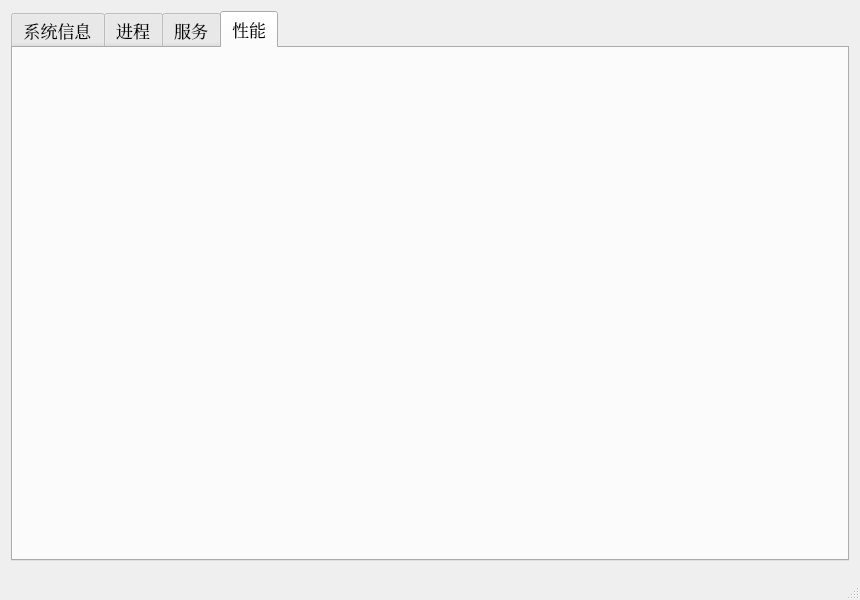
This is taskManager/mainwindow.ui in caoyuchao/taskManager as Qt 5 draws it before an edit. The edited form follows.
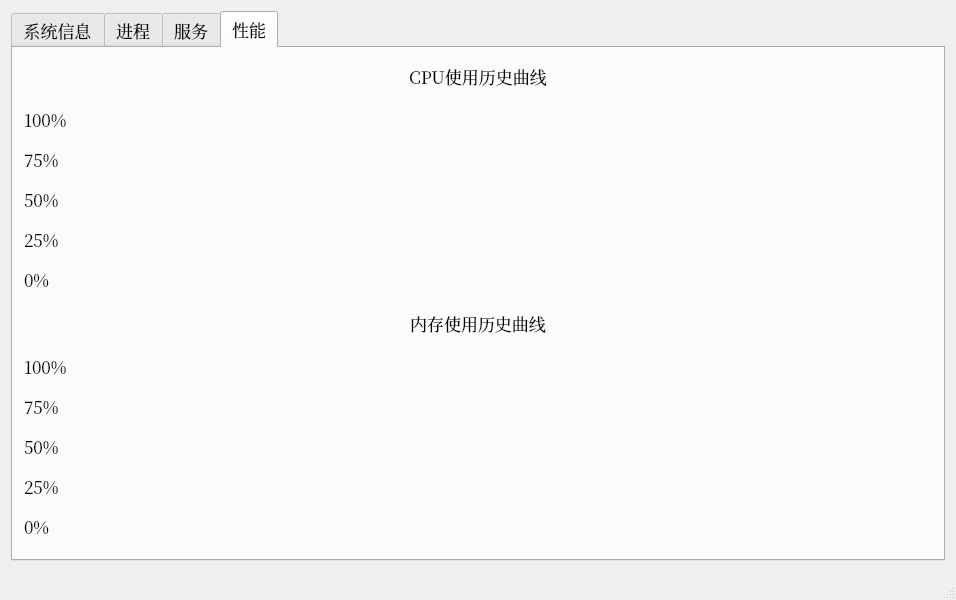
This is the edited form. The open tabs and pages were chosen to show the change.

The edit to the form file:
```diff
--- a/taskManager/mainwindow.ui
+++ b/taskManager/mainwindow.ui
@@ -6,7 +6,7 @@
    <rect>
     <x>0</x>
     <y>0</y>
-    <width>860</width>
+    <width>954</width>
     <height>600</height>
    </rect>
   </property>
@@ -323,6 +323,296 @@
          <attribute name="title">
           <string>性能</string>
          </attribute>
+         <layout class="QGridLayout" name="gridLayout_3">
+          <item row="0" column="0">
+           <layout class="QVBoxLayout" name="verticalLayout">
+            <item>
+             <layout class="QHBoxLayout" name="horizontalLayout">
+              <item>
+               <widget class="QLabel" name="lbCpuHis">
+                <property name="maximumSize">
+                 <size>
+                  <width>16777215</width>
+                  <height>35</height>
+                 </size>
+                </property>
+                <property name="text">
+                 <string>CPU使用历史曲线</string>
+                </property>
+                <property name="alignment">
+                 <set>Qt::AlignCenter</set>
+                </property>
+               </widget>
+              </item>
+             </layout>
+            </item>
+            <item>
+             <layout class="QHBoxLayout" name="horizontalLayout_4">
+              <item>
+               <layout class="QVBoxLayout" name="verticalLayout_2">
+                <item>
+                 <widget class="QLabel" name="lbCpu100">
+                  <property name="minimumSize">
+                   <size>
+                    <width>60</width>
+                    <height>30</height>
+                   </size>
+                  </property>
+                  <property name="maximumSize">
+                   <size>
+                    <width>60</width>
+                    <height>30</height>
+                   </size>
+                  </property>
+                  <property name="text">
+                   <string>100%</string>
+                  </property>
+                 </widget>
+                </item>
+                <item>
+                 <widget class="QLabel" name="lbCpu75">
+                  <property name="minimumSize">
+                   <size>
+                    <width>60</width>
+                    <height>30</height>
+                   </size>
+                  </property>
+                  <property name="maximumSize">
+                   <size>
+                    <width>60</width>
+                    <height>30</height>
+                   </size>
+                  </property>
+                  <property name="text">
+                   <string>75%</string>
+                  </property>
+                 </widget>
+                </item>
+                <item>
+                 <widget class="QLabel" name="lbCpu50">
+                  <property name="minimumSize">
+                   <size>
+                    <width>60</width>
+                    <height>30</height>
+                   </size>
+                  </property>
+                  <property name="maximumSize">
+                   <size>
+                    <width>60</width>
+                    <height>30</height>
+                   </size>
+                  </property>
+                  <property name="text">
+                   <string>50%</string>
+                  </property>
+                 </widget>
+                </item>
+                <item>
+                 <widget class="QLabel" name="lbCpu25">
+                  <property name="minimumSize">
+                   <size>
+                    <width>60</width>
+                    <height>30</height>
+                   </size>
+                  </property>
+                  <property name="maximumSize">
+                   <size>
+                    <width>60</width>
+                    <height>30</height>
+                   </size>
+                  </property>
+                  <property name="text">
+                   <string>25%</string>
+                  </property>
+                 </widget>
+                </item>
+                <item>
+                 <widget class="QLabel" name="lbCpu0">
+                  <property name="minimumSize">
+                   <size>
+                    <width>60</width>
+                    <height>30</height>
+                   </size>
+                  </property>
+                  <property name="maximumSize">
+                   <size>
+                    <width>60</width>
+                    <height>30</height>
+                   </size>
+                  </property>
+                  <property name="text">
+                   <string>0%</string>
+                  </property>
+                 </widget>
+                </item>
+               </layout>
+              </item>
+              <item>
+               <widget class="QLabel" name="lbCpuHisLine">
+                <property name="minimumSize">
+                 <size>
+                  <width>842</width>
+                  <height>200</height>
+                 </size>
+                </property>
+                <property name="maximumSize">
+                 <size>
+                  <width>842</width>
+                  <height>200</height>
+                 </size>
+                </property>
+                <property name="text">
+                 <string/>
+                </property>
+               </widget>
+              </item>
+             </layout>
+            </item>
+            <item>
+             <layout class="QHBoxLayout" name="horizontalLayout_3">
+              <item>
+               <widget class="QLabel" name="lbMemHis">
+                <property name="maximumSize">
+                 <size>
+                  <width>16777215</width>
+                  <height>35</height>
+                 </size>
+                </property>
+                <property name="text">
+                 <string>内存使用历史曲线</string>
+                </property>
+                <property name="alignment">
+                 <set>Qt::AlignCenter</set>
+                </property>
+               </widget>
+              </item>
+             </layout>
+            </item>
+            <item>
+             <layout class="QHBoxLayout" name="horizontalLayout_5">
+              <item>
+               <layout class="QVBoxLayout" name="verticalLayout_3">
+                <item>
+                 <widget class="QLabel" name="lbMem100">
+                  <property name="minimumSize">
+                   <size>
+                    <width>60</width>
+                    <height>30</height>
+                   </size>
+                  </property>
+                  <property name="maximumSize">
+                   <size>
+                    <width>60</width>
+                    <height>30</height>
+                   </size>
+                  </property>
+                  <property name="text">
+                   <string>100%</string>
+                  </property>
+                 </widget>
+                </item>
+                <item>
+                 <widget class="QLabel" name="lbMem75">
+                  <property name="minimumSize">
+                   <size>
+                    <width>60</width>
+                    <height>30</height>
+                   </size>
+                  </property>
+                  <property name="maximumSize">
+                   <size>
+                    <width>60</width>
+                    <height>30</height>
+                   </size>
+                  </property>
+                  <property name="text">
+                   <string>75%</string>
+                  </property>
+                 </widget>
+                </item>
+                <item>
+                 <widget class="QLabel" name="lbMem50">
+                  <property name="minimumSize">
+                   <size>
+                    <width>60</width>
+                    <height>30</height>
+                   </size>
+                  </property>
+                  <property name="maximumSize">
+                   <size>
+                    <width>60</width>
+                    <height>30</height>
+                   </size>
+                  </property>
+                  <property name="text">
+                   <string>50%</string>
+                  </property>
+                 </widget>
+                </item>
+                <item>
+                 <widget class="QLabel" name="lbMem25">
+                  <property name="minimumSize">
+                   <size>
+                    <width>60</width>
+                    <height>30</height>
+                   </size>
+                  </property>
+                  <property name="maximumSize">
+                   <size>
+                    <width>60</width>
+                    <height>30</height>
+                   </size>
+                  </property>
+                  <property name="text">
+                   <string>25%</string>
+                  </property>
+                 </widget>
+                </item>
+                <item>
+                 <widget class="QLabel" name="lbMem0">
+                  <property name="minimumSize">
+                   <size>
+                    <width>60</width>
+                    <height>30</height>
+                   </size>
+                  </property>
+                  <property name="maximumSize">
+                   <size>
+                    <width>60</width>
+                    <height>30</height>
+                   </size>
+                  </property>
+                  <property name="text">
+                   <string>0%</string>
+                  </property>
+                 </widget>
+                </item>
+               </layout>
+              </item>
+              <item>
+               <widget class="QLabel" name="lbMemHisLine">
+                <property name="minimumSize">
+                 <size>
+                  <width>842</width>
+                  <height>200</height>
+                 </size>
+                </property>
+                <property name="maximumSize">
+                 <size>
+                  <width>842</width>
+                  <height>200</height>
+                 </size>
+                </property>
+                <property name="text">
+                 <string/>
+                </property>
+               </widget>
+              </item>
+             </layout>
+            </item>
+           </layout>
+          </item>
+         </layout>
         </widget>
        </widget>
       </item>
```
Left out of the diff: 36 changed lines with no effect on the pictures.
